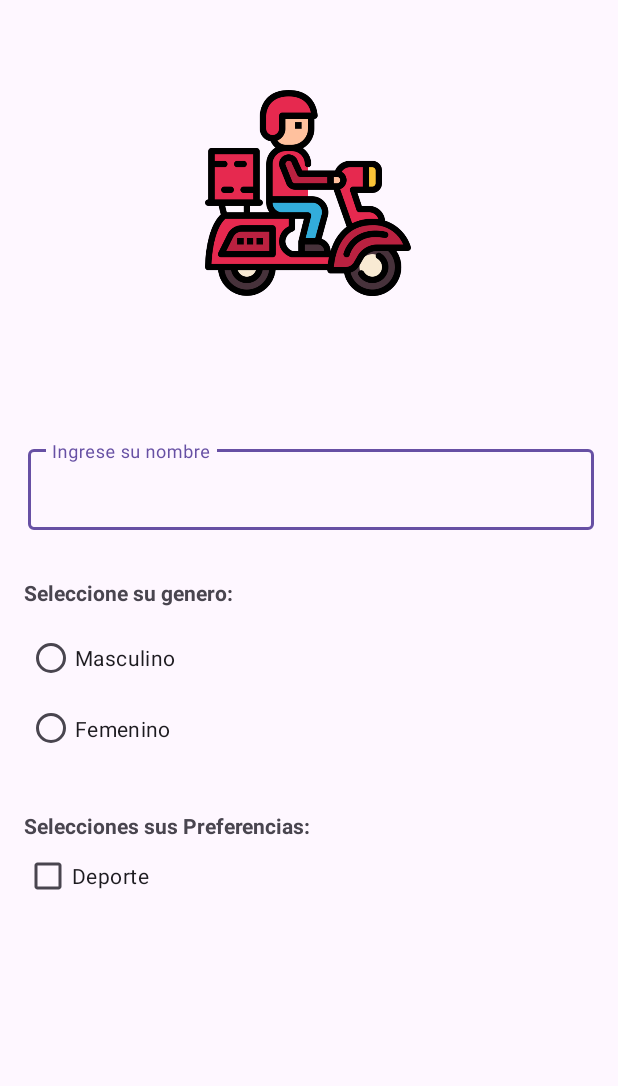
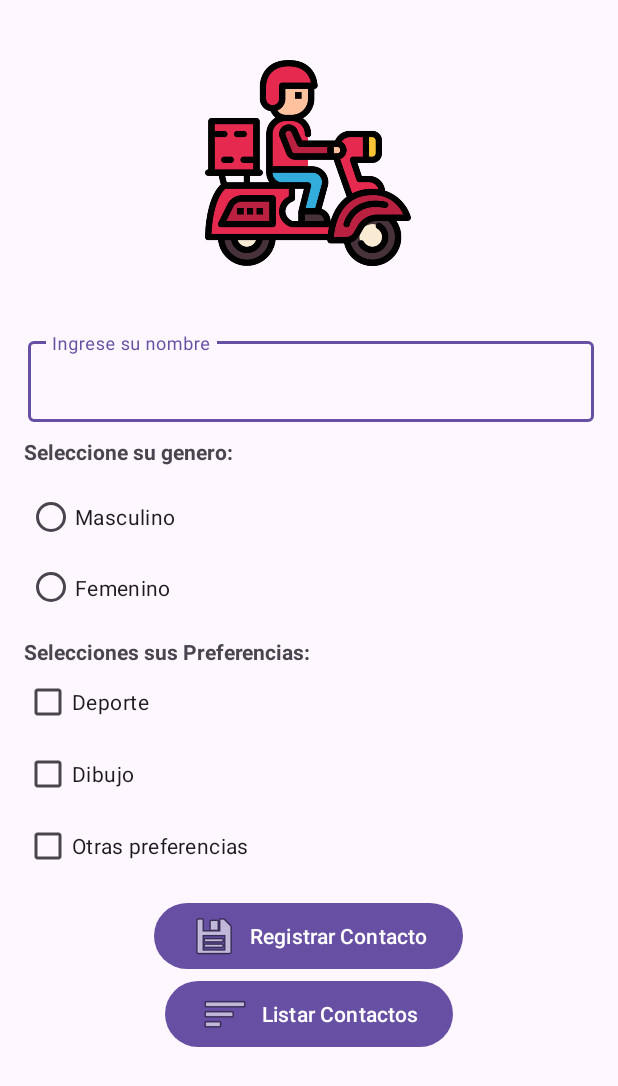
Before and after one commit to ealfriadez/MyAppQBO, an Android app: the RegistroActivity screen opened directly, with no data from a screen before it, on a phone screen of 412 x 824 dp. Shown: the top 1086 px of the screen. Run offline under Robolectric (Android 15) with nearby library versions, the phone set to English and light mode, and no system bars.

```diff
--- a/app/src/main/res/layout/activity_registro.xml
+++ b/app/src/main/res/layout/activity_registro.xml
@@ -11,7 +11,7 @@
         android:id="@+id/imageView6"
         android:layout_width="148dp"
         android:layout_height="137dp"
-        android:layout_marginTop="60dp"
+        android:layout_marginTop="40dp"
         app:layout_constraintEnd_toEndOf="parent"
         app:layout_constraintHorizontal_bias="0.498"
         app:layout_constraintStart_toStartOf="parent"
@@ -22,7 +22,7 @@
         android:id="@+id/textView2"
         android:layout_width="wrap_content"
         android:layout_height="wrap_content"
-        android:layout_marginTop="36dp"
+        android:layout_marginTop="10dp"
         android:textColor="@color/black"
         android:textSize="18sp"
         android:textStyle="bold"
@@ -35,7 +35,7 @@
         android:id="@+id/textInputLayout3"
         android:layout_width="377dp"
         android:layout_height="59dp"
-        android:layout_marginTop="36dp"
+        android:layout_marginTop="10dp"
         app:layout_constraintEnd_toEndOf="parent"
         app:layout_constraintHorizontal_bias="0.529"
         app:layout_constraintStart_toStartOf="parent"
@@ -54,7 +54,7 @@
         android:layout_width="wrap_content"
         android:layout_height="wrap_content"
         android:layout_marginStart="16dp"
-        android:layout_marginTop="32dp"
+        android:layout_marginTop="10dp"
         android:text="@string/val_etGenero"
         android:textStyle="bold"
         app:layout_constraintStart_toStartOf="parent"
@@ -89,7 +89,7 @@
         android:layout_width="wrap_content"
         android:layout_height="wrap_content"
         android:layout_marginStart="16dp"
-        android:layout_marginTop="32dp"
+        android:layout_marginTop="10dp"
         android:text="@string/val_etPreferencias"
         android:textStyle="bold"
         app:layout_constraintStart_toStartOf="parent"
@@ -104,4 +104,44 @@
         app:layout_constraintStart_toStartOf="parent"
         app:layout_constraintTop_toBottomOf="@+id/textView5" />
 
+    <CheckBox
+        android:id="@+id/chkDibujo"
+        android:layout_width="wrap_content"
+        android:layout_height="wrap_content"
+        android:layout_marginStart="16dp"
+        android:text="@string/val_chkDibujo"
+        app:layout_constraintStart_toStartOf="parent"
+        app:layout_constraintTop_toBottomOf="@+id/chkDeporte" />
+
+    <CheckBox
+        android:id="@+id/chkOtros"
+        android:layout_width="wrap_content"
+        android:layout_height="wrap_content"
+        android:layout_marginStart="16dp"
+        android:text="@string/val_chkOtros"
+        app:layout_constraintStart_toStartOf="parent"
+        app:layout_constraintTop_toBottomOf="@+id/chkDibujo" />
+
+    <Button
+        android:id="@+id/btnRegistrar"
+        android:layout_width="wrap_content"
+        android:layout_height="wrap_content"
+        android:layout_marginTop="10dp"
+        android:drawableLeft="@android:drawable/ic_menu_save"
+        android:text="@string/val_btnRegistrar"
+        app:layout_constraintEnd_toEndOf="parent"
+        app:layout_constraintHorizontal_bias="0.498"
+        app:layout_constraintStart_toStartOf="parent"
+        app:layout_constraintTop_toBottomOf="@+id/chkOtros" />
+
+    <Button
+        android:id="@+id/btnListar"
+        android:layout_width="wrap_content"
+        android:layout_height="wrap_content"
+        android:drawableLeft="@android:drawable/ic_menu_sort_by_size"
+        android:text="@string/val_btnListar"
+        app:layout_constraintEnd_toEndOf="parent"
+        app:layout_constraintStart_toStartOf="parent"
+        app:layout_constraintTop_toBottomOf="@+id/btnRegistrar" />
+
 </androidx.constraintlayout.widget.ConstraintLayout>
--- a/app/src/main/res/values/strings.xml
+++ b/app/src/main/res/values/strings.xml
@@ -9,4 +9,8 @@
     <string name="val_rbtFemenino">Femenino</string>
     <string name="val_etPreferencias">Selecciones sus Preferencias:</string>
     <string name="val_chkDeporte">Deporte</string>
+    <string name="val_chkDibujo">Dibujo</string>
+    <string name="val_chkOtros">Otras preferencias</string>
+    <string name="val_btnRegistrar">Registrar Contacto</string>
+    <string name="val_btnListar">Listar Contactos</string>
 </resources>
--- a/build.gradle.kts
+++ b/build.gradle.kts
@@ -1,5 +1,5 @@
 // Top-level build file where you can add configuration options common to all sub-projects/modules.
 plugins {
-    id("com.android.application") version "8.2.2" apply false
+    id("com.android.application") version "8.5.0" apply false
     id("org.jetbrains.kotlin.android") version "1.9.22" apply false
 }
```
Also changed, not shown: app/src/main/java/pe/edu/unfv/myappqbo/MainActivity.kt (+14 -10 lines), app/src/main/java/pe/edu/unfv/myappqbo/RegistroActivity.kt (+16 -0 lines), gradle/wrapper/gradle-wrapper.properties.
